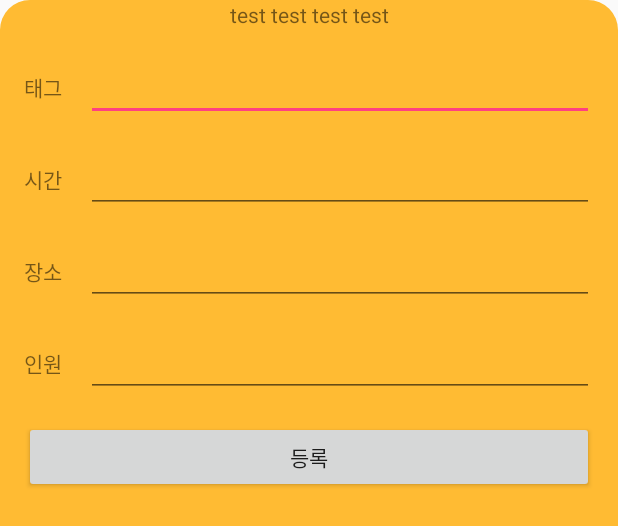
After one commit to mash-up-kr/Exit11-Android, an Android app: the layout bottom_sheet_add.xml on its own in the app's theme, with its tools: preview values and no code run, on a phone screen of 412 x 824 dp. The commit adds this screen. Shown: the top 526 px of the screen. Run offline under Robolectric (Android 15) with nearby library versions, the phone set to English and light mode, and no system bars.

```diff
--- /dev/null
+++ b/app/src/main/res/drawable/bottom_sheet_background.xml
@@ -0,0 +1,10 @@
+<?xml version="1.0" encoding="utf-8"?>
+<shape xmlns:android="http://schemas.android.com/apk/res/android">
+
+    <solid
+        android:color="@android:color/holo_orange_light"/>
+    <corners
+        android:topLeftRadius="20dp"
+        android:topRightRadius="20dp"/>
+
+</shape>
--- a/app/src/main/res/layout/activity_main.xml
+++ b/app/src/main/res/layout/activity_main.xml
@@ -26,7 +26,7 @@
             android:layout_width="match_parent"
             android:layout_height="match_parent">
 
-            <include layout="@layout/bottom_sheet_add_promise" />
+            <include layout="@layout/bottom_sheet_add" />
 
         </android.support.design.widget.CoordinatorLayout>
     </RelativeLayout>
--- /dev/null
+++ b/app/src/main/res/layout/bottom_sheet_add.xml
@@ -0,0 +1,120 @@
+<?xml version="1.0" encoding="utf-8"?>
+<android.support.constraint.ConstraintLayout xmlns:android="http://schemas.android.com/apk/res/android"
+    xmlns:app="http://schemas.android.com/apk/res-auto"
+    android:id="@+id/layout_bottom_sheet"
+    android:layout_width="match_parent"
+    android:layout_height="match_parent"
+    android:background="@drawable/bottom_sheet_background"
+    app:behavior_hideable="false"
+    app:behavior_peekHeight="24dp"
+    app:layout_behavior="@string/bottom_sheet_behavior">
+
+    <TextView
+        android:id="@+id/text01"
+        android:layout_width="0dp"
+        android:layout_height="wrap_content"
+        android:gravity="center"
+        android:text="test test test test"
+        app:layout_constraintLeft_toLeftOf="parent"
+        app:layout_constraintRight_toRightOf="parent" />
+
+    <TextView
+        android:id="@+id/text_tag"
+        android:layout_width="wrap_content"
+        android:layout_height="wrap_content"
+        android:layout_marginLeft="16dp"
+        android:text="@string/tag"
+        app:layout_constraintBottom_toBottomOf="@+id/edit_tag"
+        app:layout_constraintLeft_toLeftOf="parent"
+        app:layout_constraintTop_toBottomOf="@id/text01"
+        app:layout_constraintTop_toTopOf="@+id/edit_tag" />
+
+    <EditText
+        android:id="@+id/edit_tag"
+        android:layout_width="0dp"
+        android:layout_height="wrap_content"
+        android:layout_marginLeft="16dp"
+        android:layout_marginRight="16dp"
+        android:layout_marginTop="16dp"
+        app:layout_constraintLeft_toRightOf="@id/text_tag"
+        app:layout_constraintRight_toRightOf="parent"
+        app:layout_constraintTop_toBottomOf="@id/text01" />
+
+    <TextView
+        android:id="@+id/text_time"
+        android:layout_width="wrap_content"
+        android:layout_height="wrap_content"
+        android:layout_marginLeft="16dp"
+        android:text="@string/time"
+        app:layout_constraintBottom_toBottomOf="@+id/edit_time"
+        app:layout_constraintLeft_toLeftOf="parent"
+        app:layout_constraintTop_toTopOf="@+id/edit_time" />
+
+    <EditText
+        android:id="@+id/edit_time"
+        android:layout_width="0dp"
+        android:layout_height="wrap_content"
+        android:layout_marginLeft="16dp"
+        android:layout_marginRight="16dp"
+        android:layout_marginTop="16dp"
+        app:layout_constraintLeft_toRightOf="@id/text_time"
+        app:layout_constraintRight_toRightOf="parent"
+        app:layout_constraintTop_toBottomOf="@id/edit_tag" />
+
+
+    <TextView
+        android:id="@+id/text_price"
+        android:layout_width="wrap_content"
+        android:layout_height="wrap_content"
+        android:layout_marginLeft="16dp"
+        android:text="@string/price"
+        app:layout_constraintBottom_toBottomOf="@+id/edit_price"
+        app:layout_constraintLeft_toLeftOf="parent"
+        app:layout_constraintTop_toTopOf="@+id/edit_price" />
+
+    <EditText
+        android:id="@+id/edit_price"
+        android:layout_width="0dp"
+        android:layout_height="wrap_content"
+        android:layout_marginLeft="16dp"
+        android:layout_marginRight="16dp"
+        android:layout_marginTop="16dp"
+        app:layout_constraintLeft_toRightOf="@id/text_time"
+        app:layout_constraintRight_toRightOf="parent"
+        app:layout_constraintTop_toBottomOf="@id/edit_time" />
+
+
+    <TextView
+        android:id="@+id/text_member"
+        android:layout_width="wrap_content"
+        android:layout_height="wrap_content"
+        android:layout_marginLeft="16dp"
+        android:text="@string/member"
+        app:layout_constraintBottom_toBottomOf="@+id/edit_member"
+        app:layout_constraintLeft_toLeftOf="parent"
+        app:layout_constraintTop_toTopOf="@+id/edit_member" />
+
+    <EditText
+        android:id="@+id/edit_member"
+        android:layout_width="0dp"
+        android:layout_height="wrap_content"
+        android:layout_marginLeft="16dp"
+        android:layout_marginRight="16dp"
+        android:layout_marginTop="16dp"
+        app:layout_constraintLeft_toRightOf="@id/text_time"
+        app:layout_constraintRight_toRightOf="parent"
+        app:layout_constraintTop_toBottomOf="@id/edit_price" />
+
+    <Button
+        android:id="@+id/button_add"
+        android:layout_width="0dp"
+        android:layout_height="wrap_content"
+        android:layout_marginLeft="16dp"
+        android:layout_marginRight="16dp"
+        android:layout_marginTop="16dp"
+        android:text="@string/add"
+        app:layout_constraintLeft_toLeftOf="parent"
+        app:layout_constraintRight_toRightOf="parent"
+        app:layout_constraintTop_toBottomOf="@id/edit_member" />
+
+</android.support.constraint.ConstraintLayout>
```
Also changed, not shown: 1 other file.
